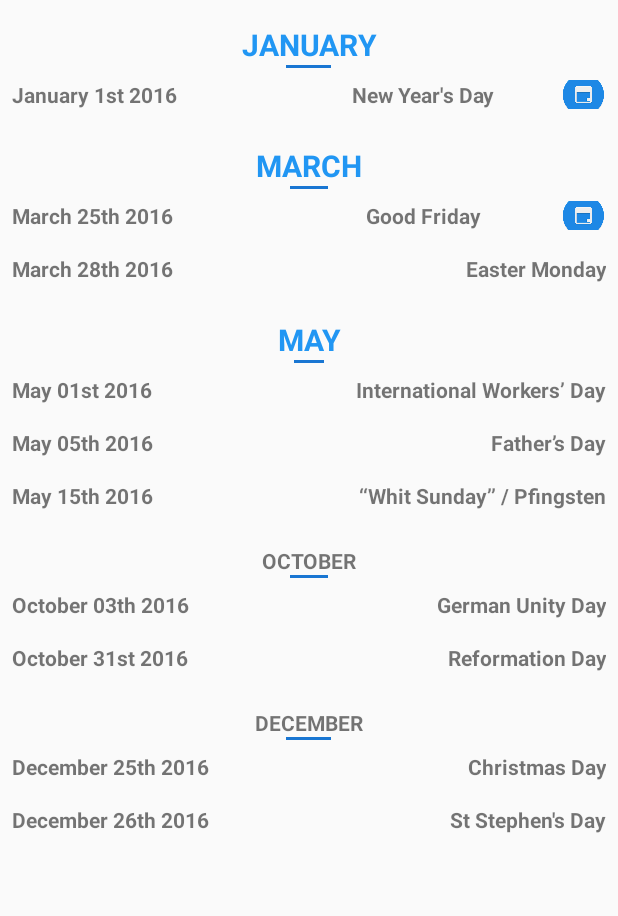
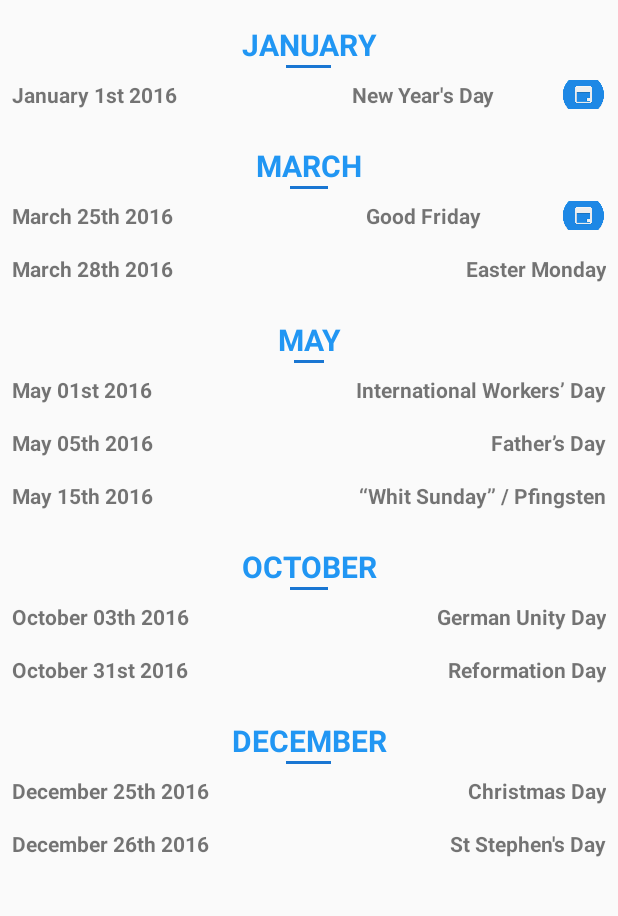
Before and after one commit to Lashchyk/WTM-Berlin-Android-Study-Jam, an Android app: the screen it shows after launch (MainActivity), on a phone screen of 412 x 824 dp, the part 84-1000 px from its top. Run offline under Robolectric (Android 15) with nearby library versions, the phone set to English and light mode, and no system bars.

Commit message:
fixed month style

```diff
--- a/app/src/main/res/layout/activity_main.xml
+++ b/app/src/main/res/layout/activity_main.xml
@@ -228,7 +228,8 @@
             android:paddingTop="16dp"
             android:text="@string/october"
             android:textAllCaps="true"
-            android:textStyle="bold" />
+            android:textStyle="bold"
+            style="@style/MonthFont"/>
 
         <View
             android:layout_width="25dp"
@@ -288,7 +289,8 @@
             android:paddingTop="16dp"
             android:text="@string/dezember"
             android:textAllCaps="true"
-            android:textStyle="bold" />
+            android:textStyle="bold"
+            style="@style/MonthFont"/>
 
         <View
             android:layout_width="30dp"
```
